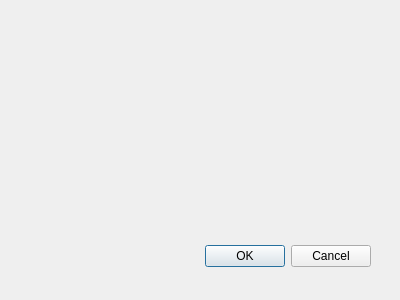
First picture: the form in src/ui/qgsauthenticationimportidentitydialog.ui, repository dakcarto/QGIS-Auth, before the edit.
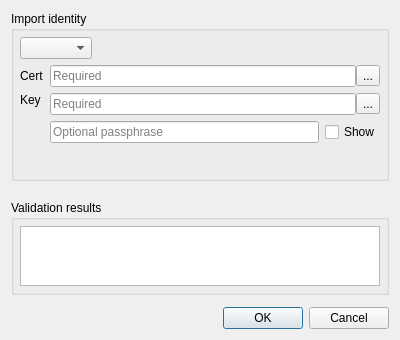
Second picture: the form after the edit. The open tabs and pages were chosen to show the change.

Commit message: Finish set up identities editor class

```diff
--- a/src/ui/qgsauthenticationimportidentitydialog.ui
+++ b/src/ui/qgsauthenticationimportidentitydialog.ui
@@ -9,28 +9,392 @@
     <x>0</x>
     <y>0</y>
     <width>400</width>
-    <height>300</height>
+    <height>340</height>
    </rect>
   </property>
   <property name="windowTitle">
    <string>Dialog</string>
   </property>
-  <widget name="buttonBox" class="QDialogButtonBox">
-   <property name="geometry">
-    <rect>
-     <x>30</x>
-     <y>240</y>
-     <width>341</width>
-     <height>32</height>
-    </rect>
+  <layout class="QVBoxLayout" name="verticalLayout">
+   <property name="spacing">
+    <number>12</number>
    </property>
-   <property name="orientation">
-    <enum>Qt::Horizontal</enum>
-   </property>
-   <property name="standardButtons">
-    <set>QDialogButtonBox::Cancel|QDialogButtonBox::Ok</set>
-   </property>
-  </widget>
+   <item>
+    <widget class="QGroupBox" name="grpbxImportCert">
+     <property name="sizePolicy">
+      <sizepolicy hsizetype="Preferred" vsizetype="Preferred">
+       <horstretch>0</horstretch>
+       <verstretch>5</verstretch>
+      </sizepolicy>
+     </property>
+     <property name="title">
+      <string>Import identity</string>
+     </property>
+     <layout class="QVBoxLayout" name="verticalLayout_2">
+      <property name="leftMargin">
+       <number>6</number>
+      </property>
+      <property name="topMargin">
+       <number>6</number>
+      </property>
+      <property name="rightMargin">
+       <number>6</number>
+      </property>
+      <property name="bottomMargin">
+       <number>6</number>
+      </property>
+      <item>
+       <layout class="QHBoxLayout" name="horizontalLayout">
+        <item>
+         <widget class="QComboBox" name="cmbIdentityTypes"/>
+        </item>
+        <item>
+         <spacer name="horizontalSpacer">
+          <property name="orientation">
+           <enum>Qt::Horizontal</enum>
+          </property>
+          <property name="sizeHint" stdset="0">
+           <size>
+            <width>40</width>
+            <height>20</height>
+           </size>
+          </property>
+         </spacer>
+        </item>
+       </layout>
+      </item>
+      <item>
+       <widget class="QStackedWidget" name="stkwBundleType">
+        <property name="currentIndex">
+         <number>1</number>
+        </property>
+        <widget class="QWidget" name="pagePkiPaths">
+         <layout class="QGridLayout" name="gridLayout_2">
+          <property name="leftMargin">
+           <number>0</number>
+          </property>
+          <property name="topMargin">
+           <number>0</number>
+          </property>
+          <property name="rightMargin">
+           <number>0</number>
+          </property>
+          <property name="bottomMargin">
+           <number>0</number>
+          </property>
+          <item row="4" column="0" alignment="Qt::AlignTop">
+           <widget class="QLabel" name="lblPkiPathsKey">
+            <property name="sizePolicy">
+             <sizepolicy hsizetype="Maximum" vsizetype="Preferred">
+              <horstretch>0</horstretch>
+              <verstretch>0</verstretch>
+             </sizepolicy>
+            </property>
+            <property name="text">
+             <string>Key</string>
+            </property>
+           </widget>
+          </item>
+          <item row="10" column="1">
+           <spacer name="verticalSpacer_3">
+            <property name="orientation">
+             <enum>Qt::Vertical</enum>
+            </property>
+            <property name="sizeHint" stdset="0">
+             <size>
+              <width>20</width>
+              <height>1</height>
+             </size>
+            </property>
+           </spacer>
+          </item>
+          <item row="3" column="0">
+           <widget class="QLabel" name="lblPkiPathsCert">
+            <property name="sizePolicy">
+             <sizepolicy hsizetype="Maximum" vsizetype="Preferred">
+              <horstretch>0</horstretch>
+              <verstretch>0</verstretch>
+             </sizepolicy>
+            </property>
+            <property name="text">
+             <string>Cert</string>
+            </property>
+           </widget>
+          </item>
+          <item row="4" column="1">
+           <layout class="QVBoxLayout" name="verticalLayout_4">
+            <property name="spacing">
+             <number>6</number>
+            </property>
+            <item>
+             <layout class="QHBoxLayout" name="horizontalLayout_3">
+              <property name="spacing">
+               <number>0</number>
+              </property>
+              <item>
+               <widget class="QLineEdit" name="lePkiPathsKey">
+                <property name="readOnly">
+                 <bool>true</bool>
+                </property>
+                <property name="placeholderText">
+                 <string>Required</string>
+                </property>
+               </widget>
+              </item>
+              <item>
+               <widget class="QToolButton" name="btnPkiPathsKey">
+                <property name="text">
+                 <string>...</string>
+                </property>
+                <property name="popupMode">
+                 <enum>QToolButton::InstantPopup</enum>
+                </property>
+               </widget>
+              </item>
+             </layout>
+            </item>
+            <item>
+             <layout class="QHBoxLayout" name="horizontalLayout_4">
+              <item>
+               <widget class="QLineEdit" name="lePkiPathsKeyPass">
+                <property name="echoMode">
+                 <enum>QLineEdit::Password</enum>
+                </property>
+                <property name="placeholderText">
+                 <string>Optional passphrase</string>
+                </property>
+               </widget>
+              </item>
+              <item>
+               <widget class="QCheckBox" name="chkPkiPathsPassShow">
+                <property name="sizePolicy">
+                 <sizepolicy hsizetype="Maximum" vsizetype="Fixed">
+                  <horstretch>0</horstretch>
+                  <verstretch>0</verstretch>
+                 </sizepolicy>
+                </property>
+                <property name="text">
+                 <string>Show</string>
+                </property>
+               </widget>
+              </item>
+             </layout>
+            </item>
+           </layout>
+          </item>
+          <item row="3" column="1">
+           <layout class="QGridLayout" name="gridLayout_3">
+            <property name="spacing">
+             <number>0</number>
+            </property>
+            <item row="0" column="1">
+             <widget class="QToolButton" name="btnPkiPathsCert">
+              <property name="text">
+               <string>...</string>
+              </property>
+              <property name="popupMode">
+               <enum>QToolButton::InstantPopup</enum>
+              </property>
+             </widget>
+            </item>
+            <item row="0" column="0">
+             <widget class="QLineEdit" name="lePkiPathsCert">
+              <property name="readOnly">
+               <bool>true</bool>
+              </property>
+              <property name="placeholderText">
+               <string>Required</string>
+              </property>
+             </widget>
+            </item>
+           </layout>
+          </item>
+         </layout>
+        </widget>
+        <widget class="QWidget" name="pagePkiPkcs12">
+         <layout class="QGridLayout" name="gridLayout_8">
+          <property name="leftMargin">
+           <number>0</number>
+          </property>
+          <property name="topMargin">
+           <number>0</number>
+          </property>
+          <property name="rightMargin">
+           <number>0</number>
+          </property>
+          <property name="bottomMargin">
+           <number>0</number>
+          </property>
+          <item row="1" column="0">
+           <widget class="QLabel" name="lblPkiPathsKey_2">
+            <property name="sizePolicy">
+             <sizepolicy hsizetype="Maximum" vsizetype="Preferred">
+              <horstretch>0</horstretch>
+              <verstretch>0</verstretch>
+             </sizepolicy>
+            </property>
+            <property name="text">
+             <string>Key</string>
+            </property>
+           </widget>
+          </item>
+          <item row="2" column="1">
+           <spacer name="verticalSpacer_4">
+            <property name="orientation">
+             <enum>Qt::Vertical</enum>
+            </property>
+            <property name="sizeHint" stdset="0">
+             <size>
+              <width>20</width>
+              <height>40</height>
+             </size>
+            </property>
+           </spacer>
+          </item>
+          <item row="0" column="1">
+           <layout class="QGridLayout" name="gridLayout_5">
+            <property name="spacing">
+             <number>0</number>
+            </property>
+            <item row="0" column="1">
+             <widget class="QToolButton" name="btnPkiPkcs12Bundle">
+              <property name="text">
+               <string>...</string>
+              </property>
+              <property name="popupMode">
+               <enum>QToolButton::InstantPopup</enum>
+              </property>
+             </widget>
+            </item>
+            <item row="0" column="0">
+             <widget class="QLineEdit" name="lePkiPkcs12Bundle">
+              <property name="readOnly">
+               <bool>true</bool>
+              </property>
+              <property name="placeholderText">
+               <string>Required</string>
+              </property>
+             </widget>
+            </item>
+           </layout>
+          </item>
+          <item row="0" column="0">
+           <widget class="QLabel" name="lblPkiPathsCert_2">
+            <property name="sizePolicy">
+             <sizepolicy hsizetype="Maximum" vsizetype="Preferred">
+              <horstretch>0</horstretch>
+              <verstretch>0</verstretch>
+             </sizepolicy>
+            </property>
+            <property name="text">
+             <string>Bundle</string>
+            </property>
+           </widget>
+          </item>
+          <item row="1" column="1">
+           <layout class="QHBoxLayout" name="horizontalLayout_6">
+            <item>
+             <widget class="QLineEdit" name="lePkiPkcs12KeyPass">
+              <property name="echoMode">
+               <enum>QLineEdit::Password</enum>
+              </property>
+              <property name="placeholderText">
+               <string>Optional passphrase</string>
+              </property>
+             </widget>
+            </item>
+            <item>
+             <widget class="QCheckBox" name="chkPkiPkcs12PassShow">
+              <property name="sizePolicy">
+               <sizepolicy hsizetype="Maximum" vsizetype="Fixed">
+                <horstretch>0</horstretch>
+                <verstretch>0</verstretch>
+               </sizepolicy>
+              </property>
+              <property name="text">
+               <string>Show</string>
+              </property>
+             </widget>
+            </item>
+           </layout>
+          </item>
+         </layout>
+        </widget>
+       </widget>
+      </item>
+     </layout>
+    </widget>
+   </item>
+   <item>
+    <spacer name="verticalSpacer">
+     <property name="orientation">
+      <enum>Qt::Vertical</enum>
+     </property>
+     <property name="sizeType">
+      <enum>QSizePolicy::Fixed</enum>
+     </property>
+     <property name="sizeHint" stdset="0">
+      <size>
+       <width>373</width>
+       <height>7</height>
+      </size>
+     </property>
+    </spacer>
+   </item>
+   <item>
+    <widget class="QGroupBox" name="grpbxValidation">
+     <property name="sizePolicy">
+      <sizepolicy hsizetype="Preferred" vsizetype="Preferred">
+       <horstretch>0</horstretch>
+       <verstretch>0</verstretch>
+      </sizepolicy>
+     </property>
+     <property name="title">
+      <string>Validation results</string>
+     </property>
+     <layout class="QVBoxLayout" name="verticalLayout_3">
+      <property name="spacing">
+       <number>12</number>
+      </property>
+      <property name="leftMargin">
+       <number>6</number>
+      </property>
+      <property name="topMargin">
+       <number>6</number>
+      </property>
+      <property name="rightMargin">
+       <number>6</number>
+      </property>
+      <property name="bottomMargin">
+       <number>6</number>
+      </property>
+      <item>
+       <widget class="QTextEdit" name="teValidation">
+        <property name="maximumSize">
+         <size>
+          <width>16777215</width>
+          <height>60</height>
+         </size>
+        </property>
+        <property name="readOnly">
+         <bool>true</bool>
+        </property>
+       </widget>
+      </item>
+     </layout>
+    </widget>
+   </item>
+   <item>
+    <widget class="QDialogButtonBox" name="buttonBox">
+     <property name="orientation">
+      <enum>Qt::Horizontal</enum>
+     </property>
+     <property name="standardButtons">
+      <set>QDialogButtonBox::Cancel|QDialogButtonBox::Ok</set>
+     </property>
+    </widget>
+   </item>
+  </layout>
  </widget>
  <pixmapfunction/>
  <resources/>
```
Left out of the diff: 44 changed lines with no effect on the pictures. The commit also changes 3 other files.
